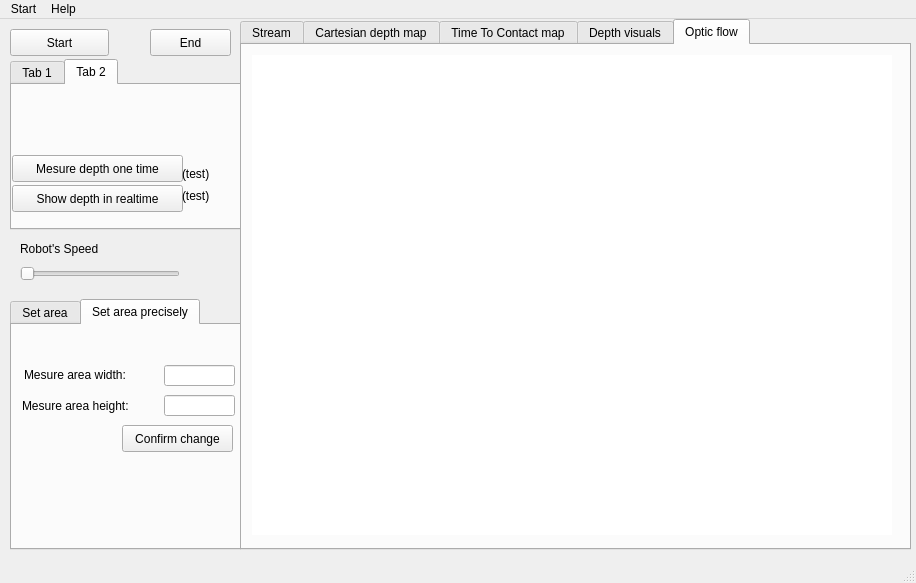
Above: mainwindow.ui from ema-siema/inzynierka before the change. Below: the same form after it.
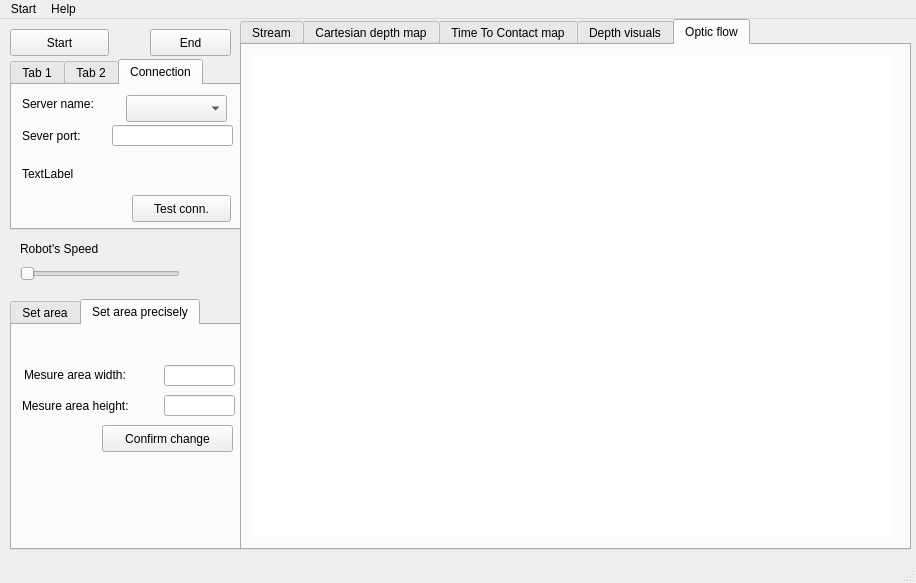
That is the form after the change. The open tabs and pages were chosen to show the change.

Commit message: first aclien - server version

```diff
--- a/mainwindow.ui
+++ b/mainwindow.ui
@@ -347,9 +347,9 @@
      <widget class="QPushButton" name="pushButton_7">
       <property name="geometry">
        <rect>
-        <x>110</x>
+        <x>90</x>
         <y>100</y>
-        <width>111</width>
+        <width>131</width>
         <height>27</height>
        </rect>
       </property>
@@ -518,6 +518,83 @@
       </property>
      </widget>
     </widget>
+    <widget class="QWidget" name="tab_10">
+     <attribute name="title">
+      <string>Connection</string>
+     </attribute>
+     <widget class="QLabel" name="hostLabel">
+      <property name="geometry">
+       <rect>
+        <x>10</x>
+        <y>10</y>
+        <width>101</width>
+        <height>17</height>
+       </rect>
+      </property>
+      <property name="text">
+       <string>Server name:</string>
+      </property>
+     </widget>
+     <widget class="QLabel" name="label_18">
+      <property name="geometry">
+       <rect>
+        <x>10</x>
+        <y>40</y>
+        <width>91</width>
+        <height>21</height>
+       </rect>
+      </property>
+      <property name="text">
+       <string>Sever port:</string>
+      </property>
+     </widget>
+     <widget class="QLabel" name="statusLabel">
+      <property name="geometry">
+       <rect>
+        <x>10</x>
+        <y>80</y>
+        <width>211</width>
+        <height>17</height>
+       </rect>
+      </property>
+      <property name="text">
+       <string>TextLabel</string>
+      </property>
+     </widget>
+     <widget class="QPushButton" name="getFortuneButton">
+      <property name="geometry">
+       <rect>
+        <x>120</x>
+        <y>110</y>
+        <width>99</width>
+        <height>27</height>
+       </rect>
+      </property>
+      <property name="text">
+       <string>Test conn.</string>
+      </property>
+     </widget>
+     <widget class="QLineEdit" name="portLineEdit">
+      <property name="geometry">
+       <rect>
+        <x>100</x>
+        <y>40</y>
+        <width>121</width>
+        <height>21</height>
+       </rect>
+      </property>
+     </widget>
+     <widget class="QComboBox" name="hostCombo">
+      <property name="geometry">
+       <rect>
+        <x>114</x>
+        <y>10</y>
+        <width>101</width>
+        <height>27</height>
+       </rect>
+      </property>
+     </widget>
+    </widget>
    </widget>
    <widget class="QPushButton" name="pushButton_8">
     <property name="geometry">
```
Left out of the diff: 12 changed lines with no effect on the pictures. The commit also changes 4 other files.
